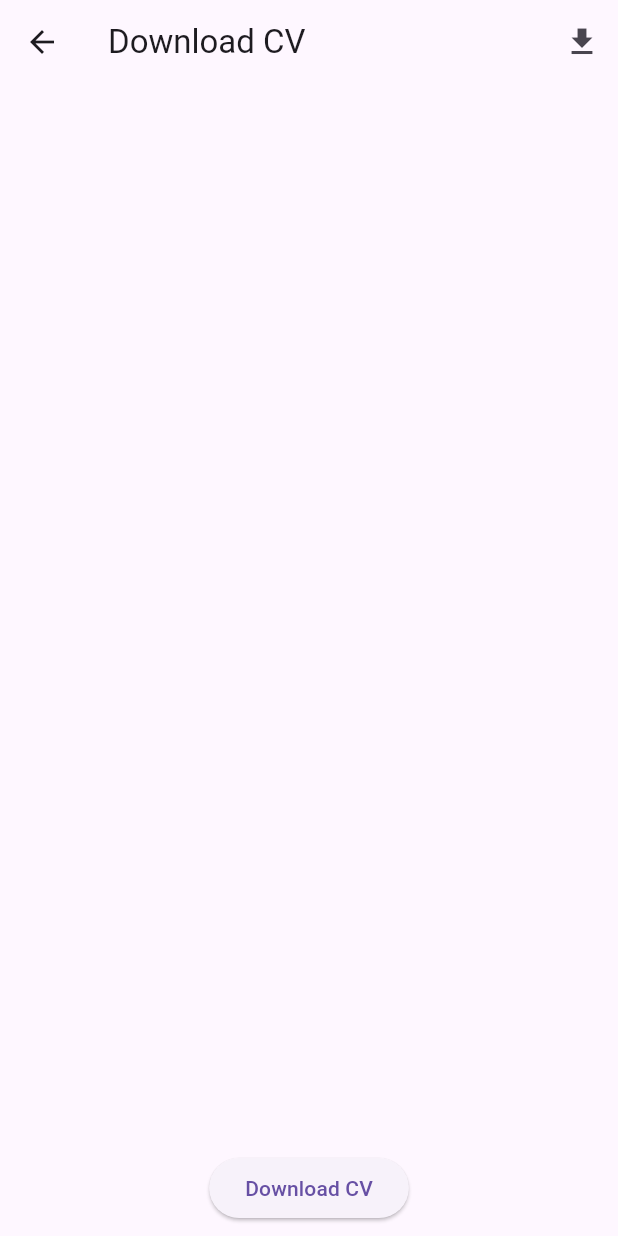
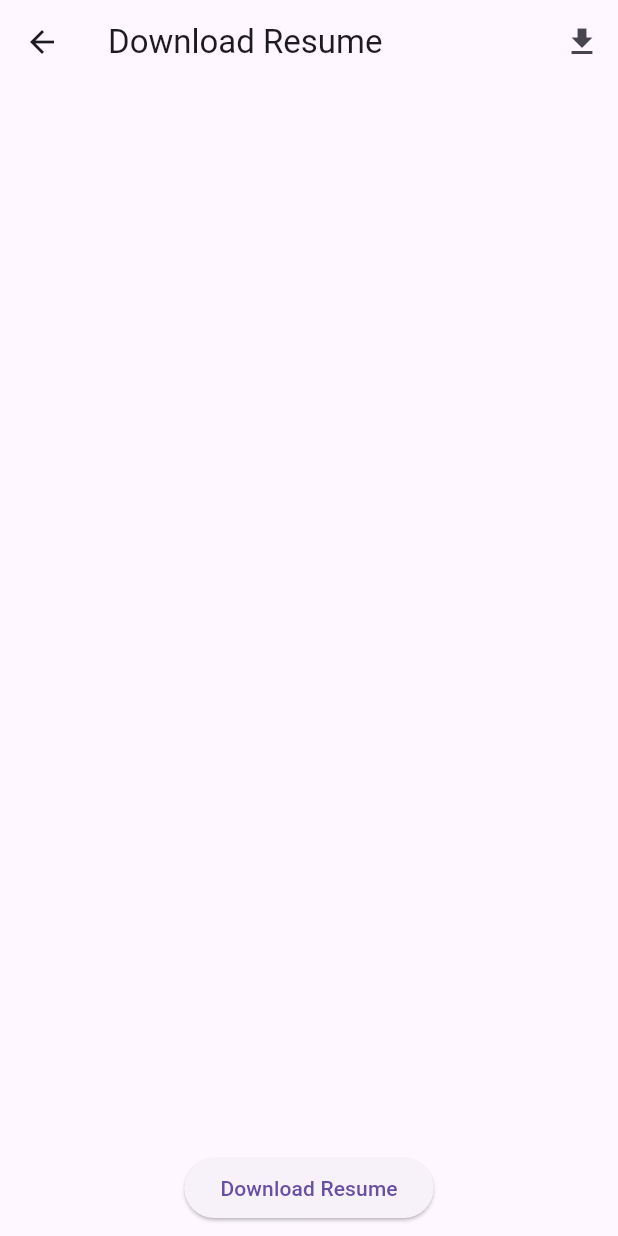
Before and after one commit to bilgehandk/personal-site, a Flutter app: the DownloadCVScreen screen opened by its route, after a tap on the "download" icon, on a phone screen of 412 x 824 dp. Run offline on Flutter 3.47's test engine with Material 3 defaults, Android fonts, the light colour scheme and no system bars; missing offline and left inert: dart:html, flame, syncfusion_flutter_pdfviewer.

Commit message:
fix cv issue

```diff
--- a/bilgehan_website/lib/main.dart
+++ b/bilgehan_website/lib/main.dart
@@ -410,7 +410,7 @@ class DownloadCVScreen extends StatelessWidget {
   Widget build(BuildContext context) {
     return Scaffold(
       appBar: AppBar(
-        title: const Text('Download CV'),
+        title: const Text('Download Resume'),
         actions: [
           IconButton(
             icon: const Icon(Icons.download),
@@ -421,13 +421,13 @@ class DownloadCVScreen extends StatelessWidget {
       body: Column(
           children: [
             Expanded(
-              child: kIsWeb ? SfPdfViewer.asset('assets/CV.pdf') : Container(),
+              child: kIsWeb ? SfPdfViewer.asset('assets/Bilgehan_Demirkaya-CV.pdf') : Container(),
             ),
             Padding(
               padding: const EdgeInsets.all(8.0),
               child: ElevatedButton(
                 onPressed: () => _downloadCV(),
-                child: const Text('Download CV'),
+                child: const Text('Download Resume'),
               ),
             ),
           ],
@@ -437,8 +437,8 @@ class DownloadCVScreen extends StatelessWidget {
 
   void _downloadCV() {
     // Use web-specific download approach
-    html.AnchorElement(href: 'assets/CV.pdf')
-      ..download = 'Bilgehan_Demirkaya_CV.pdf'
+    html.AnchorElement(href: '../assets/Bilgehan_Demirkaya-CV.pdf')
+      ..download = 'Bilgehan_Demirkaya-CV.pdf'
       ..click();
   }
 }
--- a/bilgehan_website/pubspec.yaml
+++ b/bilgehan_website/pubspec.yaml
@@ -57,7 +57,7 @@ dev_dependencies:
 # The following section is specific to Flutter packages.
 flutter:
   assets:
-    - assets/CV.pdf
+    - assets/Bilgehan_Demirkaya-CV.pdf
     - assets/images/Cardback.png
     - assets/images/Spades1.png
     - assets/images/Spades2.png
--- /dev/null
+++ b/pubspec.yaml
@@ -0,0 +1,4 @@
+flutter:
+  assets:
+    - assets/Bilgehan-Demirkaya-CV.pdf
+    # ...existing assets...
```
Also changed, not shown: lib/main.dart (added), 2 other files.
